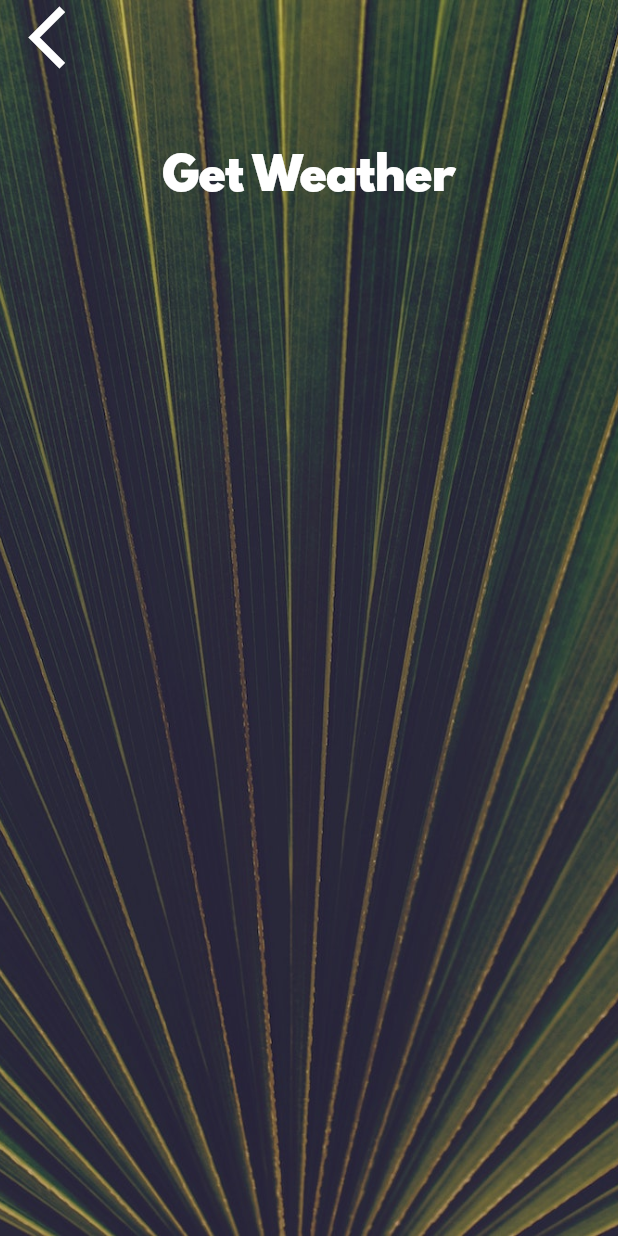
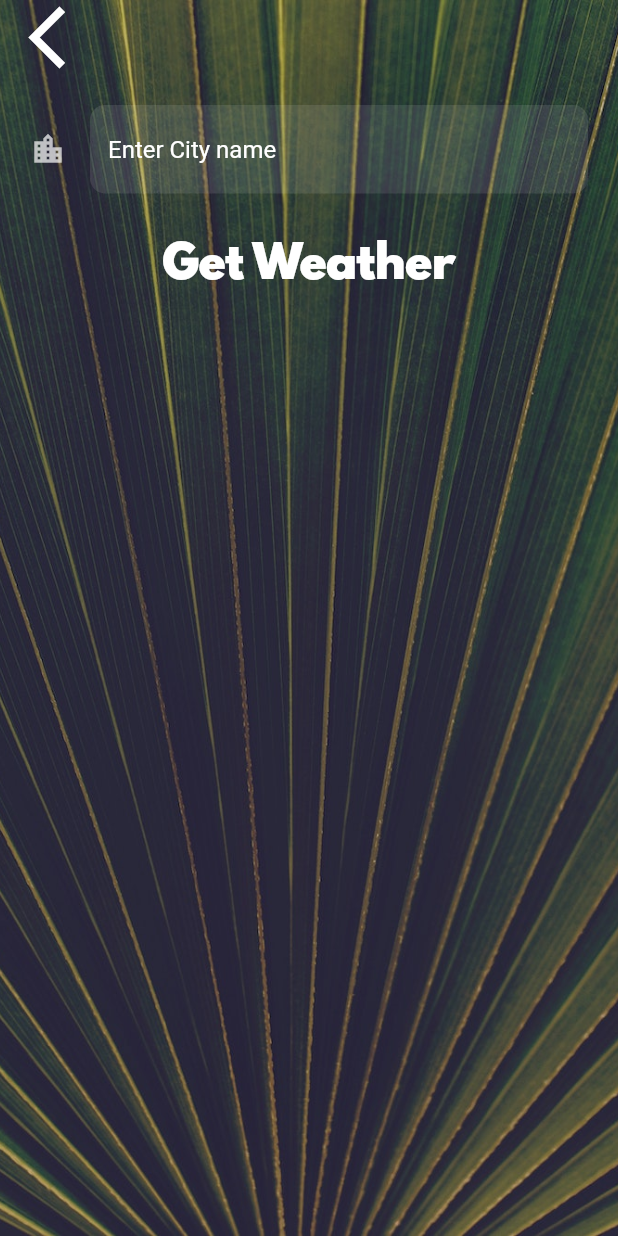
Before and after one commit to marianneleal/clima, a Flutter app: the CityScreen screen opened directly, on a phone screen of 412 x 824 dp. Run offline on Flutter 3.47's test engine with Material 2 defaults, Android fonts, the phone set to English and light mode, and no system bars; our stand-ins replace flutter_spinkit, geolocator; network calls fail.

Commit message:
city input textfield styling

```diff
--- a/lib/screens/city_screen.dart
+++ b/lib/screens/city_screen.dart
@@ -24,7 +24,9 @@ class _CityScreenState extends State<CityScreen> {
               Align(
                 alignment: Alignment.topLeft,
                 child: FlatButton(
-                  onPressed: () {},
+                  onPressed: () {
+                    Navigator.pop(context);
+                  },
                   child: Icon(
                     Icons.arrow_back_ios,
                     size: 50.0,
@@ -33,7 +35,18 @@ class _CityScreenState extends State<CityScreen> {
               ),
               Container(
                 padding: EdgeInsets.all(20.0),
-                child: null,
+                child: TextField(
+                  decoration: InputDecoration(
+                      border: OutlineInputBorder(
+                          borderRadius: BorderRadius.all(Radius.circular(10)),
+                          borderSide: BorderSide.none),
+                      filled: true,
+                      icon: Icon(
+                        Icons.location_city,
+                      ),
+                      hintText: 'Enter City name',
+                      hintStyle: TextStyle(color: Colors.white)),
+                ),
               ),
               FlatButton(
                 onPressed: () {},
```
Also changed, not shown: lib/screens/location_screen.dart (+6 -4 lines).
